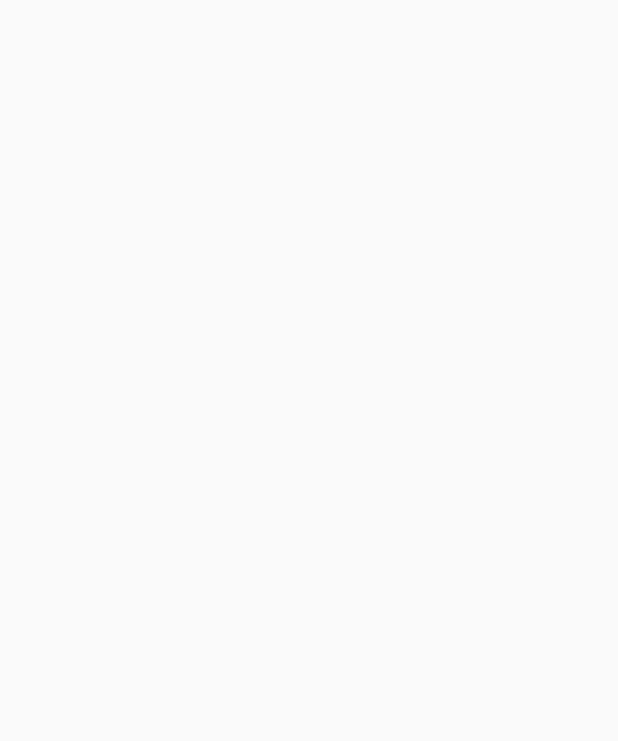
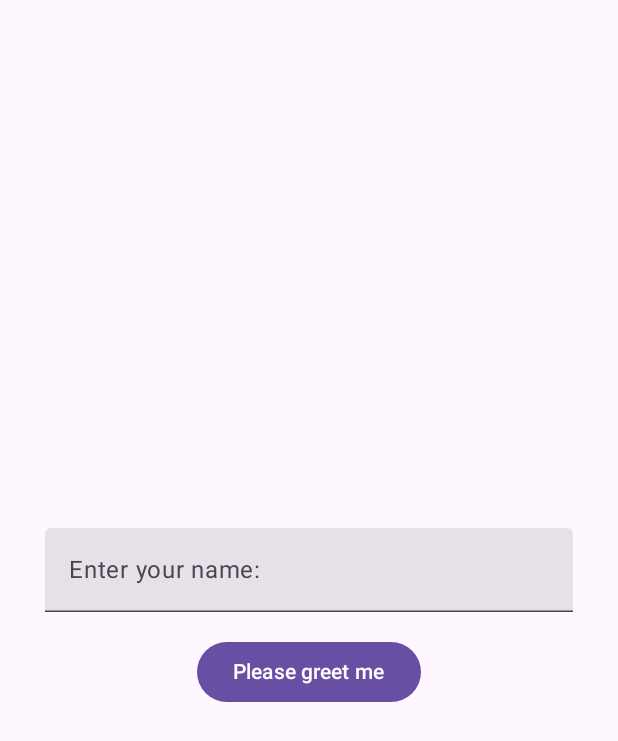
Before and after one commit to bartekkleczar/naukaKotlinAndroidYT, an Android app built with Jetpack Compose: the screen it shows after launch (MainActivity), on a phone screen of 412 x 824 dp. Before the commit the part shown is empty. Shown: the top 741 px of the screen. Run offline under Robolectric (Android 15) with nearby library versions, the phone set to English and light mode, and no system bars.

Commit message:
TextField + SnackBar z pobranym textem

```diff
--- a/app/src/main/java/pl/klenczi/jcomposetextfieldsbuttonsandshowingsnackbars/MainActivity.kt
+++ b/app/src/main/java/pl/klenczi/jcomposetextfieldsbuttonsandshowingsnackbars/MainActivity.kt
@@ -3,20 +3,71 @@ package pl.klenczi.jcomposetextfieldsbuttonsandshowingsnackbars
 import android.os.Bundle
 import androidx.activity.ComponentActivity
 import androidx.activity.compose.setContent
+import androidx.compose.foundation.layout.Arrangement
+import androidx.compose.foundation.layout.Column
+import androidx.compose.foundation.layout.Spacer
 import androidx.compose.foundation.layout.fillMaxSize
-import androidx.compose.material3.MaterialTheme
-import androidx.compose.material3.Surface
+import androidx.compose.foundation.layout.fillMaxWidth
+import androidx.compose.foundation.layout.height
+import androidx.compose.foundation.layout.padding
+import androidx.compose.material3.Button
+import androidx.compose.material3.ExperimentalMaterial3Api
+import androidx.compose.material3.Scaffold
+import androidx.compose.material3.Snackbar
+import androidx.compose.material3.SnackbarHost
+import androidx.compose.material3.SnackbarHostState
 import androidx.compose.material3.Text
-import androidx.compose.runtime.Composable
+import androidx.compose.material3.TextField
+import androidx.compose.runtime.mutableStateOf
+import androidx.compose.runtime.*
+import androidx.compose.ui.Alignment
 import androidx.compose.ui.Modifier
-import androidx.compose.ui.tooling.preview.Preview
-import pl.klenczi.jcomposetextfieldsbuttonsandshowingsnackbars.ui.theme.JComposeTextfieldsButtonsAndShowingSnackbarsTheme
+import androidx.compose.ui.unit.dp
+import kotlinx.coroutines.launch
 
 class MainActivity : ComponentActivity() {
+    @OptIn(ExperimentalMaterial3Api::class)
     override fun onCreate(savedInstanceState: Bundle?) {
         super.onCreate(savedInstanceState)
         setContent {
+            var textFieldState by remember{
+                mutableStateOf("")
+            }
+            val snackbarHostState = remember { SnackbarHostState() }
+            val scope = rememberCoroutineScope()
 
+            Scaffold(
+                snackbarHost = { SnackbarHost(snackbarHostState) },
+                modifier = Modifier.fillMaxSize()
+            ) {
+                Column(
+                    horizontalAlignment = Alignment.CenterHorizontally,
+                    verticalArrangement = Arrangement.Center,
+                    modifier = Modifier
+                        .fillMaxSize()
+                        .padding(horizontal = 30.dp)
+                ) {
+                    TextField(
+                        value = textFieldState,
+                        label = {
+                            Text(text = "Enter your name: ")
+                        },
+                        onValueChange = {
+                            textFieldState = it
+                        },
+                        singleLine = true,
+                        modifier = Modifier.fillMaxWidth()
+                    )
+                    Spacer(modifier = Modifier.height(16.dp))
+                    Button(onClick = {
+                        scope.launch {
+                            snackbarHostState.showSnackbar("Hello $textFieldState")
+                        }
+                    }){
+                        Text(text = "Please greet me")
+                    }
+                }
+            }
         }
     }
 }
```
